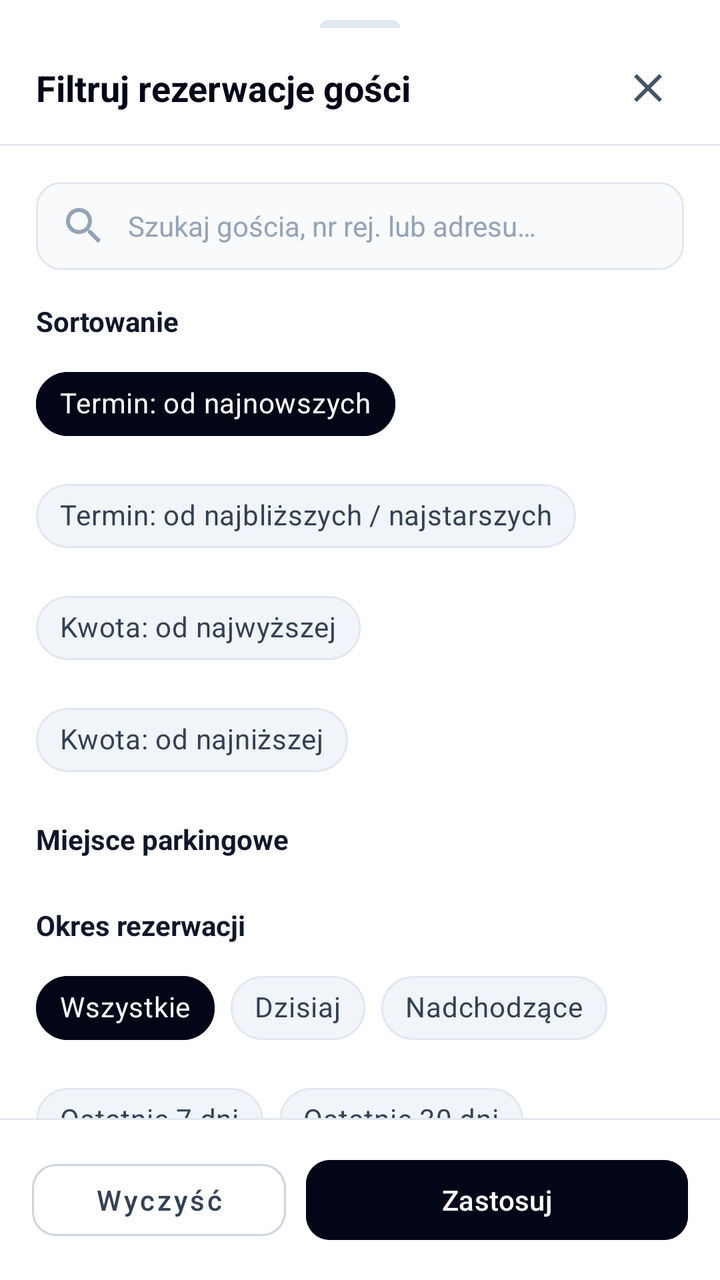
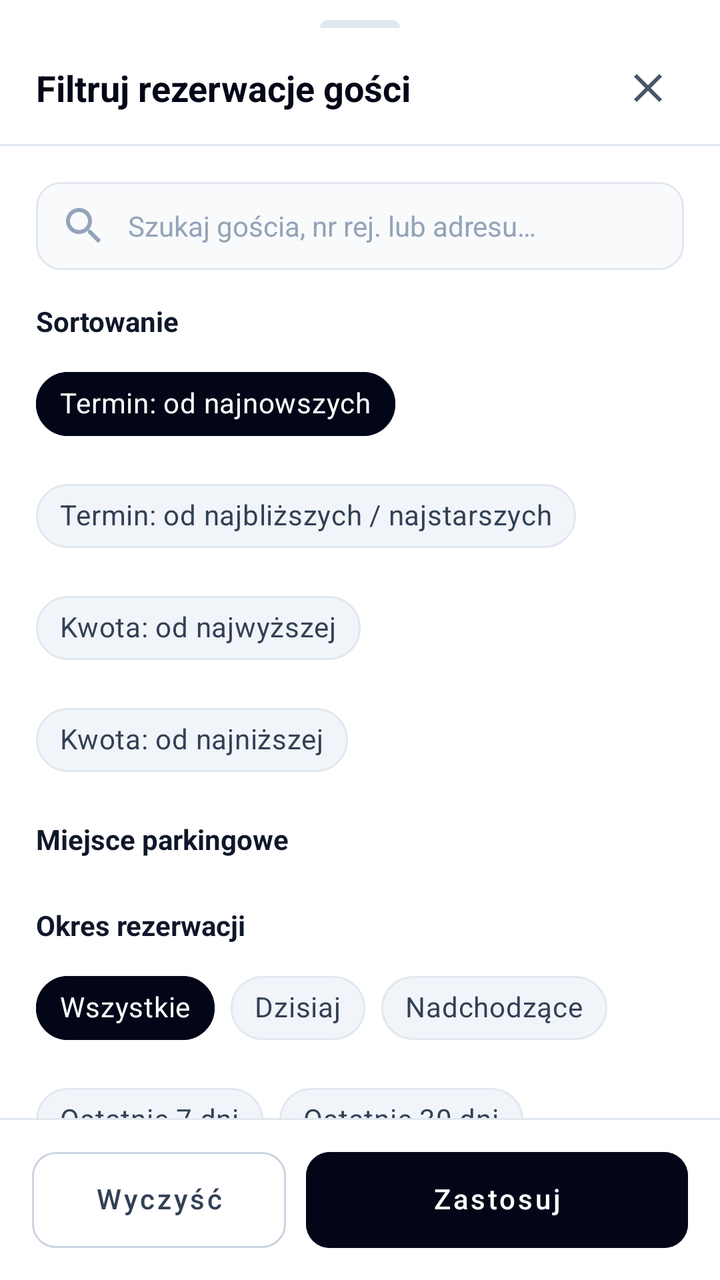

The first picture is an Android layout as it rendered before a commit; the second is the same layout after the commit. The layout source and the unified diff follow.
<!-- AndroidManifest.xml: application theme Theme.Project -->
<!-- res/layout/dialog_owner_reservations_filters.xml -->
<?xml version="1.0" encoding="utf-8"?>
<LinearLayout xmlns:android="http://schemas.android.com/apk/res/android"
    xmlns:app="http://schemas.android.com/apk/res-auto"
    android:layout_width="match_parent"
    android:layout_height="wrap_content"
    android:background="@color/card_background"
    android:orientation="vertical">

    
    <View
        android:layout_width="40dp"
        android:layout_height="4dp"
        android:layout_gravity="center_horizontal"
        android:layout_marginTop="10dp"
        android:background="@drawable/bg_bar_chart_slate" />

    
    <LinearLayout
        android:layout_width="match_parent"
        android:layout_height="wrap_content"
        android:gravity="center_vertical"
        android:orientation="horizontal"
        android:paddingHorizontal="18dp"
        android:paddingTop="12dp"
        android:paddingBottom="10dp">

        <TextView
            android:layout_width="0dp"
            android:layout_height="wrap_content"
            android:layout_weight="1"
            android:text="@string/owner_filter_title"
            android:textColor="@color/brand_slate_950"
            android:textSize="18sp"
            android:textStyle="bold" />

        <ImageButton
            android:id="@+id/btn_close_owner_filters"
            android:layout_width="36dp"
            android:layout_height="36dp"
            android:background="?attr/selectableItemBackgroundBorderless"
            android:contentDescription="@string/btn_close"
            android:src="@drawable/ic_close"
            app:tint="@color/brand_slate_600" />
    </LinearLayout>

    <View
        android:layout_width="match_parent"
        android:layout_height="1dp"
        android:background="@color/brand_slate_200" />

    <androidx.core.widget.NestedScrollView
        android:layout_width="match_parent"
        android:layout_height="0dp"
        android:layout_weight="1"
        android:fillViewport="true">

        <LinearLayout
            android:layout_width="match_parent"
            android:layout_height="wrap_content"
            android:orientation="vertical"
            android:padding="18dp">

            
            <EditText
                android:id="@+id/edit_owner_query"
                android:layout_width="match_parent"
                android:layout_height="44dp"
                android:background="@drawable/bg_input_rounded"
                android:drawableStart="@drawable/ic_search"
                android:drawablePadding="10dp"
                android:drawableTint="@color/brand_slate_400"
                android:hint="@string/owner_filter_search_hint"
                android:imeOptions="actionDone"
                android:inputType="text"
                android:paddingHorizontal="12dp"
                android:textColor="@color/brand_slate_900"
                android:textColorHint="@color/brand_slate_400"
                android:textSize="14sp" />

            
            <TextView
                android:layout_width="wrap_content"
                android:layout_height="wrap_content"
                android:layout_marginTop="16dp"
                android:text="@string/owner_filter_sort_section"
                android:textColor="@color/brand_slate_900"
                android:textSize="14sp"
                android:textStyle="bold" />

            <com.google.android.material.chip.ChipGroup
                android:id="@+id/chip_group_owner_sort"
                android:layout_width="match_parent"
                android:layout_height="wrap_content"
                android:layout_marginTop="8dp"
                app:selectionRequired="true"
                app:singleSelection="true">

                <com.google.android.material.chip.Chip
                    android:id="@+id/chip_osort_start_desc"
                    style="@style/Widget.MaterialComponents.Chip.Choice"
                    android:layout_width="wrap_content"
                    android:layout_height="wrap_content"
                    android:checked="true"
                    android:text="@string/owner_sort_start_desc"
                    android:textColor="@color/chip_filter_text_selector"
                    app:chipBackgroundColor="@color/chip_filter_bg_selector"
                    app:chipStrokeColor="@color/chip_filter_stroke_selector"
                    app:chipStrokeWidth="1dp" />

                <com.google.android.material.chip.Chip
                    android:id="@+id/chip_osort_start_asc"
                    style="@style/Widget.MaterialComponents.Chip.Choice"
                    android:layout_width="wrap_content"
                    android:layout_height="wrap_content"
                    android:text="@string/owner_sort_start_asc"
                    android:textColor="@color/chip_filter_text_selector"
                    app:chipBackgroundColor="@color/chip_filter_bg_selector"
                    app:chipStrokeColor="@color/chip_filter_stroke_selector"
                    app:chipStrokeWidth="1dp" />

                <com.google.android.material.chip.Chip
                    android:id="@+id/chip_osort_price_desc"
                    style="@style/Widget.MaterialComponents.Chip.Choice"
                    android:layout_width="wrap_content"
                    android:layout_height="wrap_content"
                    android:text="@string/owner_sort_price_desc"
                    android:textColor="@color/chip_filter_text_selector"
                    app:chipBackgroundColor="@color/chip_filter_bg_selector"
                    app:chipStrokeColor="@color/chip_filter_stroke_selector"
                    app:chipStrokeWidth="1dp" />

                <com.google.android.material.chip.Chip
                    android:id="@+id/chip_osort_price_asc"
                    style="@style/Widget.MaterialComponents.Chip.Choice"
                    android:layout_width="wrap_content"
                    android:layout_height="wrap_content"
                    android:text="@string/owner_sort_price_asc"
                    android:textColor="@color/chip_filter_text_selector"
                    app:chipBackgroundColor="@color/chip_filter_bg_selector"
                    app:chipStrokeColor="@color/chip_filter_stroke_selector"
                    app:chipStrokeWidth="1dp" />
            </com.google.android.material.chip.ChipGroup>

            
            <TextView
                android:layout_width="wrap_content"
                android:layout_height="wrap_content"
                android:layout_marginTop="16dp"
                android:text="@string/owner_filter_spot_section"
                android:textColor="@color/brand_slate_900"
                android:textSize="14sp"
                android:textStyle="bold" />

            <com.google.android.material.chip.ChipGroup
                android:id="@+id/chip_group_owner_spots"
                android:layout_width="match_parent"
                android:layout_height="wrap_content"
                android:layout_marginTop="8dp"
                app:selectionRequired="true"
                app:singleSelection="true" />

            
            <TextView
                android:layout_width="wrap_content"
                android:layout_height="wrap_content"
                android:layout_marginTop="16dp"
                android:text="@string/owner_filter_date_section"
                android:textColor="@color/brand_slate_900"
                android:textSize="14sp"
                android:textStyle="bold" />

            <com.google.android.material.chip.ChipGroup
                android:id="@+id/chip_group_owner_date"
                android:layout_width="match_parent"
                android:layout_height="wrap_content"
                android:layout_marginTop="8dp"
                app:selectionRequired="true"
                app:singleSelection="true">

                <com.google.android.material.chip.Chip
                    android:id="@+id/chip_odate_all"
                    style="@style/Widget.MaterialComponents.Chip.Choice"
                    android:layout_width="wrap_content"
                    android:layout_height="wrap_content"
                    android:checked="true"
                    android:text="@string/history_filter_date_all"
                    android:textColor="@color/chip_filter_text_selector"
                    app:chipBackgroundColor="@color/chip_filter_bg_selector"
                    app:chipStrokeColor="@color/chip_filter_stroke_selector"
                    app:chipStrokeWidth="1dp" />

                <com.google.android.material.chip.Chip
                    android:id="@+id/chip_odate_today"
                    style="@style/Widget.MaterialComponents.Chip.Choice"
                    android:layout_width="wrap_content"
                    android:layout_height="wrap_content"
                    android:text="@string/history_filter_date_today"
                    android:textColor="@color/chip_filter_text_selector"
                    app:chipBackgroundColor="@color/chip_filter_bg_selector"
                    app:chipStrokeColor="@color/chip_filter_stroke_selector"
                    app:chipStrokeWidth="1dp" />

                <com.google.android.material.chip.Chip
                    android:id="@+id/chip_odate_upcoming"
                    style="@style/Widget.MaterialComponents.Chip.Choice"
                    android:layout_width="wrap_content"
                    android:layout_height="wrap_content"
                    android:text="@string/owner_filter_date_upcoming"
                    android:textColor="@color/chip_filter_text_selector"
                    app:chipBackgroundColor="@color/chip_filter_bg_selector"
                    app:chipStrokeColor="@color/chip_filter_stroke_selector"
                    app:chipStrokeWidth="1dp" />

                <com.google.android.material.chip.Chip
                    android:id="@+id/chip_odate_7d"
                    style="@style/Widget.MaterialComponents.Chip.Choice"
                    android:layout_width="wrap_content"
                    android:layout_height="wrap_content"
                    android:text="@string/history_filter_date_7d"
                    android:textColor="@color/chip_filter_text_selector"
                    app:chipBackgroundColor="@color/chip_filter_bg_selector"
                    app:chipStrokeColor="@color/chip_filter_stroke_selector"
                    app:chipStrokeWidth="1dp" />

                <com.google.android.material.chip.Chip
                    android:id="@+id/chip_odate_30d"
                    style="@style/Widget.MaterialComponents.Chip.Choice"
                    android:layout_width="wrap_content"
                    android:layout_height="wrap_content"
                    android:text="@string/history_filter_date_30d"
                    android:textColor="@color/chip_filter_text_selector"
                    app:chipBackgroundColor="@color/chip_filter_bg_selector"
                    app:chipStrokeColor="@color/chip_filter_stroke_selector"
                    app:chipStrokeWidth="1dp" />

                <com.google.android.material.chip.Chip
                    android:id="@+id/chip_odate_custom"
                    style="@style/Widget.MaterialComponents.Chip.Choice"
                    android:layout_width="wrap_content"
                    android:layout_height="wrap_content"
                    android:text="@string/history_filter_date_custom"
                    android:textColor="@color/chip_filter_text_selector"
                    app:chipBackgroundColor="@color/chip_filter_bg_selector"
                    app:chipStrokeColor="@color/chip_filter_stroke_selector"
                    app:chipStrokeWidth="1dp" />
            </com.google.android.material.chip.ChipGroup>

            <LinearLayout
                android:id="@+id/layout_owner_custom_dates"
                android:layout_width="match_parent"
                android:layout_height="wrap_content"
                android:layout_marginTop="8dp"
                android:orientation="horizontal"
                android:visibility="gone">

                <com.google.android.material.button.MaterialButton
                    android:id="@+id/btn_owner_date_from"
                    style="@style/Widget.MaterialComponents.Button.OutlinedButton"
                    android:layout_width="0dp"
                    android:layout_height="44dp"
                    android:layout_marginEnd="8dp"
                    android:layout_weight="1"
                    android:text="@string/history_filter_date_from"
                    android:textAllCaps="false"
                    android:textColor="@color/brand_slate_900"
                    android:textSize="12sp"
                    app:cornerRadius="10dp"
                    app:strokeColor="@color/brand_slate_300" />

                <com.google.android.material.button.MaterialButton
                    android:id="@+id/btn_owner_date_to"
                    style="@style/Widget.MaterialComponents.Button.OutlinedButton"
                    android:layout_width="0dp"
                    android:layout_height="44dp"
                    android:layout_weight="1"
                    android:text="@string/history_filter_date_to"
                    android:textAllCaps="false"
                    android:textColor="@color/brand_slate_900"
                    android:textSize="12sp"
                    app:cornerRadius="10dp"
                    app:strokeColor="@color/brand_slate_300" />
            </LinearLayout>

            
            <TextView
                android:layout_width="wrap_content"
                android:layout_height="wrap_content"
                android:layout_marginTop="16dp"
                android:text="@string/owner_filter_price_section"
                android:textColor="@color/brand_slate_900"
                android:textSize="14sp"
                android:textStyle="bold" />

            <LinearLayout
                android:layout_width="match_parent"
                android:layout_height="wrap_content"
                android:layout_marginTop="8dp"
                android:orientation="horizontal">

                <EditText
                    android:id="@+id/edit_owner_price_min"
                    android:layout_width="0dp"
                    android:layout_height="44dp"
                    android:layout_marginEnd="8dp"
                    android:layout_weight="1"
                    android:background="@drawable/bg_input_rounded"
                    android:hint="@string/map_filter_price_min"
                    android:inputType="numberDecimal"
                    android:paddingHorizontal="12dp"
                    android:textColor="@color/brand_slate_900"
                    android:textColorHint="@color/brand_slate_400"
                    android:textSize="14sp" />

                <EditText
                    android:id="@+id/edit_owner_price_max"
                    android:layout_width="0dp"
                    android:layout_height="44dp"
                    android:layout_weight="1"
                    android:background="@drawable/bg_input_rounded"
                    android:hint="@string/map_filter_price_max"
                    android:inputType="numberDecimal"
                    android:paddingHorizontal="12dp"
                    android:textColor="@color/brand_slate_900"
                    android:textColorHint="@color/brand_slate_400"
                    android:textSize="14sp" />
            </LinearLayout>
        </LinearLayout>
    </androidx.core.widget.NestedScrollView>

    <View
        android:layout_width="match_parent"
        android:layout_height="1dp"
        android:background="@color/brand_slate_200" />

    <LinearLayout
        android:layout_width="match_parent"
        android:layout_height="wrap_content"
        android:orientation="horizontal"
        android:padding="16dp">

        <com.google.android.material.button.MaterialButton
            android:id="@+id/btn_reset_owner_dialog_filters"
            style="@style/Widget.MaterialComponents.Button.OutlinedButton"
            android:layout_width="0dp"
            android:layout_height="48dp"
            android:layout_marginEnd="10dp"
            android:layout_weight="1"
            android:text="@string/map_filter_reset"
            android:textAllCaps="false"
            android:textColor="@color/brand_slate_700"
            app:cornerRadius="12dp"
            app:strokeColor="@color/brand_slate_300" />

        <com.google.android.material.button.MaterialButton
            android:id="@+id/btn_apply_owner_dialog_filters"
            android:layout_width="0dp"
            android:layout_height="48dp"
            android:layout_weight="1.5"
            android:backgroundTint="@color/brand_slate_950"
            android:text="@string/filter_apply_btn"
            android:textAllCaps="false"
            android:textColor="@color/white"
            app:cornerRadius="12dp" />
    </LinearLayout>
</LinearLayout>
<!-- resources referenced by this layout -->
<resources>
  <color name="brand_slate_200">#E2E8F0</color>
  <color name="brand_slate_300">#CBD5E1</color>
  <color name="brand_slate_400">#94A3B8</color>
  <color name="brand_slate_600">#475569</color>
  <color name="brand_slate_700">#334155</color>
  <color name="brand_slate_900">#0F172A</color>
  <color name="brand_slate_950">#020617</color>
  <color name="card_background">#FFFFFF</color>
  <color name="white">#FFFFFFFF</color>
  <!-- drawable bg_bar_chart_slate (drawable) -->
  <?xml version="1.0" encoding="utf-8"?>
  <shape xmlns:android="http://schemas.android.com/apk/res/android"
      android:shape="rectangle">
      <solid android:color="@color/brand_slate_200" />
      <corners
          android:topLeftRadius="6dp"
          android:topRightRadius="6dp" />
  </shape>
  <string name="btn_close">Zamknij</string>
  <string name="filter_apply_btn">Zastosuj</string>
  <string name="history_filter_date_30d">Ostatnie 30 dni</string>
  <string name="history_filter_date_7d">Ostatnie 7 dni</string>
  <string name="history_filter_date_all">Wszystkie</string>
  <string name="history_filter_date_custom">Własny zakres</string>
  <string name="history_filter_date_from">Od daty</string>
  <string name="history_filter_date_to">Do daty</string>
  <string name="history_filter_date_today">Dzisiaj</string>
  <string name="map_filter_price_max">Cena do (zł)</string>
  <string name="map_filter_price_min">Cena od (zł)</string>
  <string name="map_filter_reset">Wyczyść</string>
  <string name="owner_filter_date_section">Okres rezerwacji</string>
  <string name="owner_filter_date_upcoming">Nadchodzące</string>
  <string name="owner_filter_price_section">Kwota rezerwacji (PLN)</string>
  <string name="owner_filter_search_hint">Szukaj gościa, nr rej. lub adresu…</string>
  <string name="owner_filter_sort_section">Sortowanie</string>
  <string name="owner_filter_spot_section">Miejsce parkingowe</string>
  <string name="owner_filter_title">Filtruj rezerwacje gości</string>
  <string name="owner_sort_price_asc">Kwota: od najniższej</string>
  <string name="owner_sort_price_desc">Kwota: od najwyższej</string>
  <string name="owner_sort_start_asc">Termin: od najbliższych / najstarszych</string>
  <string name="owner_sort_start_desc">Termin: od najnowszych</string>
  <style name="Theme.Project" parent="Base.Theme.Project" />
  <color name="brand_slate_50">#F8FAFC</color>
  <color name="text_primary">#0F172A</color>
  <style name="Base.Theme.Project" parent="Theme.Material3.DayNight.NoActionBar">
          <item name="bottomNavigationStyle">@style/Widget.App.BottomNavigationView</item>
      </style>
  <style name="Widget.App.BottomNavigationView" parent="Widget.Material3.BottomNavigationView">
          <item name="itemActiveIndicatorStyle">@style/Widget.App.BottomNavActiveIndicator</item>
          <item name="itemIconTint">@color/bottom_nav_item_color</item>
          <item name="itemTextColor">@color/bottom_nav_item_color</item>
      </style>
  <style name="Widget.App.BottomNavActiveIndicator" parent="Widget.Material3.BottomNavigationView.ActiveIndicator">
          <item name="android:color">@color/green_mint_pill</item>
      </style>
  <color name="green_mint_pill">#52F7A9</color>
  <!-- unchanged entries left out for length: 3 -->
</resources>

<!-- the commit's change to res/layout/dialog_owner_reservations_filters.xml (unified diff, before → after) -->
@@ -345,6 +345,10 @@
             android:layout_height="48dp"
             android:layout_marginEnd="10dp"
             android:layout_weight="1"
+            android:gravity="center"
+            android:includeFontPadding="false"
+            android:insetTop="0dp"
+            android:insetBottom="0dp"
             android:text="@string/map_filter_reset"
             android:textAllCaps="false"
             android:textColor="@color/brand_slate_700"
@@ -353,10 +357,15 @@
 
         <com.google.android.material.button.MaterialButton
             android:id="@+id/btn_apply_owner_dialog_filters"
+            style="@style/Widget.MaterialComponents.Button.UnelevatedButton"
             android:layout_width="0dp"
             android:layout_height="48dp"
             android:layout_weight="1.5"
             android:backgroundTint="@color/brand_slate_950"
+            android:gravity="center"
+            android:includeFontPadding="false"
+            android:insetTop="0dp"
+            android:insetBottom="0dp"
             android:text="@string/filter_apply_btn"
             android:textAllCaps="false"
             android:textColor="@color/white"
<!-- resource entries referenced after the edit -->
@@ -46,11 +46,25 @@
   <color name="text_primary">#0F172A</color>
   <style name="Base.Theme.Project" parent="Theme.Material3.DayNight.NoActionBar">
           <item name="bottomNavigationStyle">@style/Widget.App.BottomNavigationView</item>
+          <item name="materialButtonStyle">@style/Widget.App.Button</item>
+          <item name="materialButtonOutlinedStyle">@style/Widget.App.Button.Outlined</item>
       </style>
   <style name="Widget.App.BottomNavigationView" parent="Widget.Material3.BottomNavigationView">
           <item name="itemActiveIndicatorStyle">@style/Widget.App.BottomNavActiveIndicator</item>
           <item name="itemIconTint">@color/bottom_nav_item_color</item>
           <item name="itemTextColor">@color/bottom_nav_item_color</item>
+      </style>
+  <style name="Widget.App.Button" parent="Widget.MaterialComponents.Button.UnelevatedButton">
+          <item name="android:gravity">center</item>
+          <item name="android:includeFontPadding">false</item>
+          <item name="android:insetTop">0dp</item>
+          <item name="android:insetBottom">0dp</item>
+      </style>
+  <style name="Widget.App.Button.Outlined" parent="Widget.MaterialComponents.Button.OutlinedButton">
+          <item name="android:gravity">center</item>
+          <item name="android:includeFontPadding">false</item>
+          <item name="android:insetTop">0dp</item>
+          <item name="android:insetBottom">0dp</item>
       </style>
   <style name="Widget.App.BottomNavActiveIndicator" parent="Widget.Material3.BottomNavigationView.ActiveIndicator">
           <item name="android:color">@color/green_mint_pill</item>
